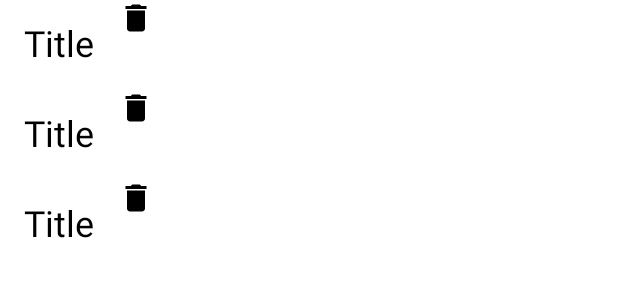
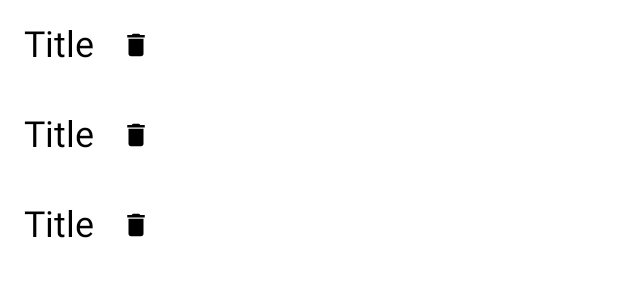
Before and after one commit to nsmirosh/Interactive-Android-Concepts, an Android app built with Jetpack Compose: the @Preview function TodoListPreview, on a phone screen of 412 x 824 dp. Shown: the top 300 px of the screen. Run offline under Robolectric (Android 15) with nearby library versions, the light colour scheme and no system bars; network calls fail.

Commit message:
Fixed up some of the UI'

```diff
--- a/app/src/main/java/nick/mirosh/androidsamples/MainActivity.kt
+++ b/app/src/main/java/nick/mirosh/androidsamples/MainActivity.kt
@@ -1,6 +1,6 @@
 package nick.mirosh.androidsamples
 
-import TodoScreen
+import TodoListScreen
 import android.os.Bundle
 import androidx.activity.ComponentActivity
 import androidx.activity.compose.setContent
@@ -80,7 +80,7 @@ class MainActivity : ComponentActivity() {
                         }
                         composable(route = TodoList.route) {
                             val viewModel = hiltViewModel<TodoViewModel>()
-                            TodoScreen(viewModel = viewModel, onNewTodoClicked = {
+                            TodoListScreen(viewModel = viewModel, onNewTodoClicked = {
                                 navController.navigateSingleTopTo(TodoDetails.route)
                             })
                         }
--- a/app/src/main/java/nick/mirosh/androidsamples/ui/todo/ToDoScreen.kt
+++ b/app/src/main/java/nick/mirosh/androidsamples/ui/todo/ToDoScreen.kt
@@ -27,11 +27,14 @@ import nick.mirosh.androidsamples.ui.todo.TodoViewModel
 
 @SuppressLint("UnusedMaterial3ScaffoldPaddingParameter", "UnusedMaterialScaffoldPaddingParameter")
 @Composable
-fun TodoScreen(viewModel: TodoViewModel, onNewTodoClicked: () -> Unit) {
+fun TodoListScreen(viewModel: TodoViewModel, onNewTodoClicked: () -> Unit) {
     val todoList by viewModel.todoList.collectAsStateWithLifecycle()
-    Box(modifier = Modifier.fillMaxSize()) {
+    Box(
+        modifier = Modifier
+            .fillMaxSize()
+    ) {
         if (todoList.isNotEmpty())
-            LazyColumn {
+            LazyColumn(modifier = Modifier.align(Alignment.Center)) {
                 items(todoList.size) { index ->
                     ToDoCard(todoList[index], onDeleteClicked = {
                         viewModel.delete(todoList[index].id)
@@ -40,7 +43,8 @@ fun TodoScreen(viewModel: TodoViewModel, onNewTodoClicked: () -> Unit) {
             }
         else {
             Text(
-                style = TextStyle(color = Color.Black),
+                modifier = Modifier.align(Alignment.Center),
+                style = TextStyle(fontSize = 24.sp, color = Color.Black),
                 text = "No todos yet"
             )
         }
@@ -66,10 +70,12 @@ fun TodoScreen(viewModel: TodoViewModel, onNewTodoClicked: () -> Unit) {
 fun ToDoCard(todo: Todo, onDeleteClicked: (Int) -> Unit) {
     Row {
         Text(
-            modifier = Modifier.padding(16.dp),
+            modifier = Modifier
+                .padding(16.dp)
+                .align(Alignment.CenterVertically),
             style = TextStyle(
-                color = Color.Black, fontSize =
-                24.sp
+                color = Color.Black,
+                fontSize = 24.sp,
             ),
             text = todo.title,
         )
@@ -79,6 +85,8 @@ fun ToDoCard(todo: Todo, onDeleteClicked: (Int) -> Unit) {
             tint = Color.Black,
             modifier = Modifier
                 .size(24.dp)
+                .padding(2.dp)
+                .align(Alignment.CenterVertically)
                 .clickable { onDeleteClicked(todo.id) }
 
         )
@@ -113,7 +121,7 @@ fun TodoListPreview() {
     val list = listOf(card1, card2, card3)
     LazyColumn {
         items(3) {
-            ToDoCard(list[it], {} )
+            ToDoCard(list[it], {})
         }
     }
 }
```
